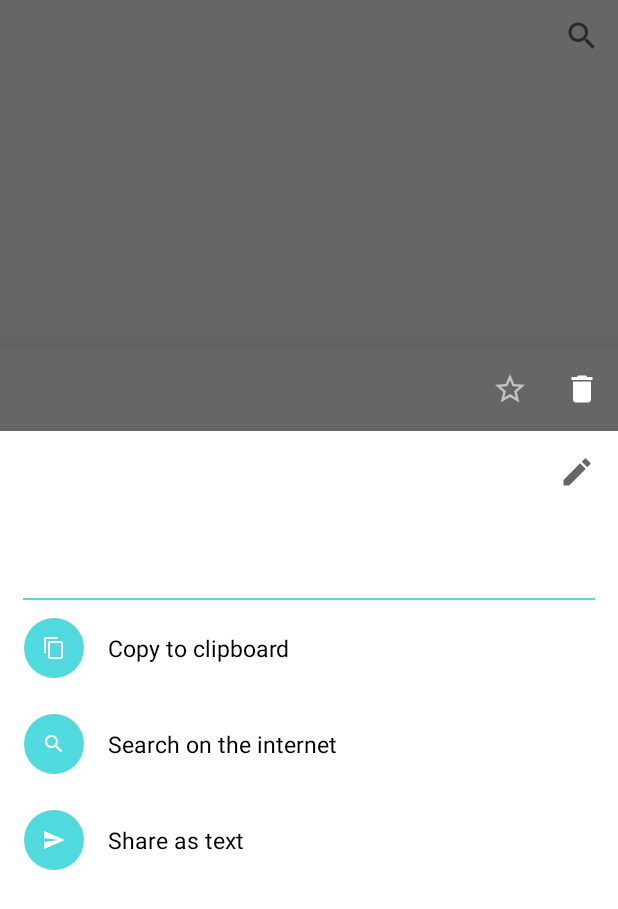
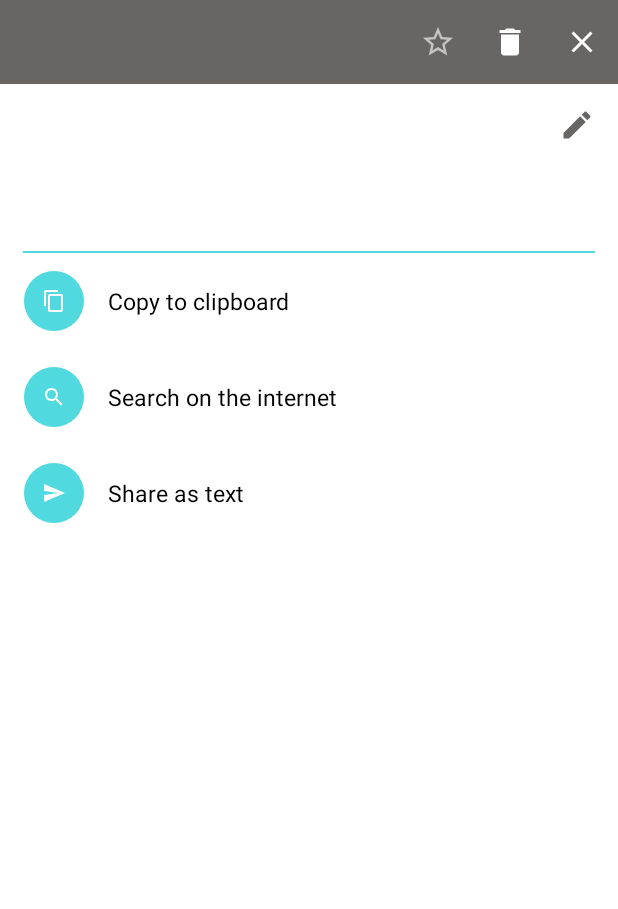
Before and after one commit to TOvchinnikova/Scandroid, an Android app: the fragment ScanResultDialog placed in its activity, item 2 of the bottom bar chosen, on a phone screen of 412 x 824 dp. Shown: the top 909 px of the screen. Run offline under Robolectric (Android 15) with nearby library versions, the phone set to English and light mode, and no system bars; our stand-ins replace Room's generated code; libraries missing offline, so code that uses them is left out: androidx.camera.core, androidx.camera.lifecycle, androidx.camera.view, com.google.mlkit.vision; 12 statements that could not run were skipped.

Commit message:
Debug scrolling in ScanResultDialog. Full screen size ScanResultDialog.

```diff
--- a/app/src/main/java/com/t_ovchinnikova/android/scandroid_2/ScanAnalyzer.kt
+++ b/app/src/main/java/com/t_ovchinnikova/android/scandroid_2/ScanAnalyzer.kt
@@ -3,6 +3,7 @@ package com.t_ovchinnikova.android.scandroid_2
 import android.annotation.SuppressLint
 import android.graphics.*
 import android.media.Image
+import android.util.Log
 import androidx.annotation.ColorInt
 import androidx.camera.core.ImageAnalysis
 import androidx.camera.core.ImageProxy
@@ -41,6 +42,12 @@ class ScanAnalyzer(private val listener: ScanResultListener) : ImageAnalysis.Ana
             rawValue?.let {
                 val format = barcode.format
                 val type = barcode.valueType
+                /*val encryptionType = barcode.wifi.encryptionType
+                val password = barcode.wifi.password
+                val ssid = barcode.wifi.ssid
+                Log.d("MyLog", "$encryptionType")
+                Log.d("MyLog", "$password")
+                Log.d("MyLog", "$ssid")*/
                 val code = Code(text = rawValue, format = format, type = type)
                 codeRepository.addCode(code)
                 //TODO необходимо знать id записи, чтобы в открывшемся окне можно было удалить запись по id
--- a/app/src/main/java/com/t_ovchinnikova/android/scandroid_2/presentation/ScanResultDialog.kt
+++ b/app/src/main/java/com/t_ovchinnikova/android/scandroid_2/presentation/ScanResultDialog.kt
@@ -1,14 +1,20 @@
 package com.t_ovchinnikova.android.scandroid_2.presentation
 
+import android.app.Dialog
 import android.content.DialogInterface
 import android.os.Bundle
+import android.util.Log
 import android.view.*
 import android.widget.Toast
 import androidx.appcompat.app.AlertDialog
 import androidx.core.content.ContextCompat
 import androidx.fragment.app.viewModels
 import androidx.lifecycle.ViewModelProvider
+import com.google.android.libraries.barhopper.Barcode.WIFI
+import com.google.android.material.bottomsheet.BottomSheetBehavior
+import com.google.android.material.bottomsheet.BottomSheetDialog
 import com.google.android.material.bottomsheet.BottomSheetDialogFragment
+import com.google.mlkit.vision.barcode.Barcode
 import com.t_ovchinnikova.android.scandroid_2.R
 import com.t_ovchinnikova.android.scandroid_2.databinding.DialogEditCodeNoteBinding
 import com.t_ovchinnikova.android.scandroid_2.databinding.FragmentScanResultDialogBinding
@@ -18,6 +24,7 @@ import com.t_ovchinnikova.android.scandroid_2.domain.typeToString
 import java.text.SimpleDateFormat
 import java.util.*
 
+@Suppress("NAME_SHADOWING")
 class ScanResultDialog: BottomSheetDialogFragment() {
 
     private lateinit var binding: FragmentScanResultDialogBinding
@@ -25,6 +32,21 @@ class ScanResultDialog: BottomSheetDialogFragment() {
     private lateinit var editedCode: Code
 
     private val viewModel by viewModels<ScanResultViewModel>()
+
+    override fun onCreateDialog(savedInstanceState: Bundle?): Dialog {
+        val dialog = BottomSheetDialog(requireContext(), theme)
+        dialog.setOnShowListener {
+            val bottomSheetDialog = it as BottomSheetDialog
+            val parentLayout =
+                bottomSheetDialog.findViewById<View>(com.google.android.material.R.id.design_bottom_sheet)
+            parentLayout?.let { it ->
+                val behaviour = BottomSheetBehavior.from(it)
+                setupFullHeight(it)
+                behaviour.state = BottomSheetBehavior.STATE_EXPANDED
+            }
+        }
+        return dialog
+    }
 
     override fun onCreate(savedInstanceState: Bundle?) {
         super.onCreate(savedInstanceState)
@@ -77,26 +99,29 @@ class ScanResultDialog: BottomSheetDialogFragment() {
     }
 
     private fun initView() {
-        binding.tvType.text = getString(editedCode.typeToString())
-        binding.tvResult.text = editedCode.text.toString()
         val dateFormatter = SimpleDateFormat("dd.MM.yyyy HH:mm", Locale.ENGLISH)
-        binding.tvDate.text = dateFormatter.format(editedCode.date)
-        showCodeIsFavorite(editedCode.isFavorite)
-        showNote()
-        binding.toolbar.apply {
+        with(binding) {
+            tvType.text = getString(editedCode.typeToString())
+            tvResult.text = editedCode.text.toString()
+            tvDate.text = dateFormatter.format(editedCode.date)
+            toolbar.apply {
                 setTitle(editedCode.formatToStringId())
                 setOnMenuItemClickListener {
                     when (it.itemId) {
                         R.id.delete -> showDeleteDialog()
                         R.id.isFavorite -> toggleIsFavorite()
+                        R.id.close -> dismiss()
                         else -> throw RuntimeException("Unknown clicked item")
                     }
                     return@setOnMenuItemClickListener true
                 }
             }
-        binding.ivEditNote.setOnClickListener {
+            ivEditNote.setOnClickListener {
                 showEditDialog()
             }
+        }
+        showCodeIsFavorite(editedCode.isFavorite)
+        showNote()
     }
 
     private fun searchWeb() {
@@ -177,6 +202,12 @@ class ScanResultDialog: BottomSheetDialogFragment() {
         showCodeIsFavorite(isFavorite)
     }
 
+    private fun setupFullHeight(bottomSheet: View) {
+        val layoutParams = bottomSheet.layoutParams
+        layoutParams.height = WindowManager.LayoutParams.MATCH_PARENT
+        bottomSheet.layoutParams = layoutParams
+    }
+
     companion object {
         private const val ARG_SCAN_RESULT = "scan result"
 
--- /dev/null
+++ b/app/src/main/res/drawable/ic_close.xml
@@ -0,0 +1,5 @@
+<vector android:height="24dp" android:tint="#FFFFFF"
+    android:viewportHeight="24" android:viewportWidth="24"
+    android:width="24dp" xmlns:android="http://schemas.android.com/apk/res/android">
+    <path android:fillColor="@android:color/white" android:pathData="M19,6.41L17.59,5 12,10.59 6.41,5 5,6.41 10.59,12 5,17.59 6.41,19 12,13.41 17.59,19 19,17.59 13.41,12z"/>
+</vector>
--- a/app/src/main/res/layout/fragment_scan_result_dialog.xml
+++ b/app/src/main/res/layout/fragment_scan_result_dialog.xml
@@ -18,7 +18,8 @@
     <androidx.core.widget.NestedScrollView
         android:id="@+id/scrollView"
         android:layout_width="match_parent"
-        android:layout_height="match_parent"
+        android:layout_height="wrap_content"
+        android:fillViewport="true"
         app:layout_behavior="com.google.android.material.appbar.AppBarLayout$ScrollingViewBehavior">
 
         <androidx.constraintlayout.widget.ConstraintLayout
--- a/app/src/main/res/menu/scan_result_dialog_menu.xml
+++ b/app/src/main/res/menu/scan_result_dialog_menu.xml
@@ -11,4 +11,9 @@
         android:icon="@drawable/ic_delete"
         android:title="@string/delete"
         app:showAsAction="ifRoom"/>
+    <item
+        android:id="@+id/close"
+        android:icon="@drawable/ic_close"
+        android:title="@string/close"
+        app:showAsAction="ifRoom"/>
 </menu>
--- a/app/src/main/res/values/strings.xml
+++ b/app/src/main/res/values/strings.xml
@@ -17,6 +17,7 @@
     <string name="note">Note</string>
     <string name="save">Save</string>
     <string name="cancel">Cancel</string>
+    <string name="close">Close</string>
     <string name="copy_to_clipboard">Copy to clipboard</string>
     <string name="barcode_copied">Copied to clipboard</string>
     <string name="barcode_search">Search on the internet</string>
```
Lines whose indentation alone changed are shown as unchanged.
